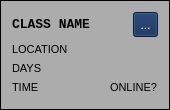
First picture: the form in 370-project/class_info_unit.ui, repository rochanehurst/CS370-Team3, before the edit.
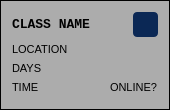
Second picture: the form after the edit.

The edit to the form file:
```diff
--- a/370-project/class_info_unit.ui
+++ b/370-project/class_info_unit.ui
@@ -40,9 +40,9 @@
      <colorrole role="Dark">
       <brush brushstyle="SolidPattern">
        <color alpha="255">
-        <red>111</red>
-        <green>111</green>
-        <blue>111</blue>
+        <red>170</red>
+        <green>255</green>
+        <blue>0</blue>
        </color>
       </brush>
      </colorrole>
@@ -67,8 +67,8 @@
      <colorrole role="BrightText">
       <brush brushstyle="SolidPattern">
        <color alpha="255">
-        <red>255</red>
-        <green>0</green>
+        <red>170</red>
+        <green>255</green>
         <blue>0</blue>
        </color>
       </brush>
@@ -195,9 +195,9 @@
      <colorrole role="Dark">
       <brush brushstyle="SolidPattern">
        <color alpha="255">
-        <red>111</red>
-        <green>111</green>
-        <blue>111</blue>
+        <red>170</red>
+        <green>255</green>
+        <blue>0</blue>
        </color>
       </brush>
      </colorrole>
@@ -222,8 +222,8 @@
      <colorrole role="BrightText">
       <brush brushstyle="SolidPattern">
        <color alpha="255">
-        <red>255</red>
-        <green>0</green>
+        <red>170</red>
+        <green>255</green>
         <blue>0</blue>
        </color>
       </brush>
@@ -332,9 +332,9 @@
      <colorrole role="WindowText">
       <brush brushstyle="SolidPattern">
        <color alpha="255">
-        <red>111</red>
-        <green>111</green>
-        <blue>111</blue>
+        <red>170</red>
+        <green>255</green>
+        <blue>0</blue>
        </color>
       </brush>
      </colorrole>
@@ -359,9 +359,9 @@
      <colorrole role="Dark">
       <brush brushstyle="SolidPattern">
        <color alpha="255">
-        <red>111</red>
-        <green>111</green>
-        <blue>111</blue>
+        <red>170</red>
+        <green>255</green>
+        <blue>0</blue>
        </color>
       </brush>
      </colorrole>
@@ -377,17 +377,17 @@
      <colorrole role="Text">
       <brush brushstyle="SolidPattern">
        <color alpha="255">
-        <red>111</red>
-        <green>111</green>
-        <blue>111</blue>
+        <red>170</red>
+        <green>255</green>
+        <blue>0</blue>
        </color>
       </brush>
      </colorrole>
      <colorrole role="BrightText">
       <brush brushstyle="SolidPattern">
        <color alpha="255">
-        <red>255</red>
-        <green>0</green>
+        <red>170</red>
+        <green>255</green>
         <blue>0</blue>
        </color>
       </brush>
@@ -395,9 +395,9 @@
      <colorrole role="ButtonText">
       <brush brushstyle="SolidPattern">
        <color alpha="255">
-        <red>111</red>
-        <green>111</green>
-        <blue>111</blue>
+        <red>170</red>
+        <green>255</green>
+        <blue>0</blue>
        </color>
       </brush>
      </colorrole>
@@ -489,18 +489,7 @@
    <string>Frame</string>
   </property>
   <property name="styleSheet">
-   <string notr="true">QFrame:hover {
-    background-color: rgb(150, 150, 150); /* medium gray (hover) */
-    color: black;
-	border: 1px solid black;
-	border-radius: 4px;
-}
-
-QLabel:hover{
-	color: black;
-	border: none;
-}
-</string>
+   <string notr="true"/>
   </property>
   <property name="frameShape">
    <enum>QFrame::Shape::Panel</enum>
@@ -618,228 +607,46 @@
        <height>25</height>
       </size>
      </property>
-     <property name="palette">
-      <palette>
-       <active>
-        <colorrole role="WindowText">
-         <brush brushstyle="SolidPattern">
-          <color alpha="255">
-           <red>255</red>
-           <green>255</green>
-           <blue>255</blue>
-          </color>
-         </brush>
-        </colorrole>
-        <colorrole role="Button">
-         <brush brushstyle="SolidPattern">
-          <color alpha="255">
-           <red>11</red>
-           <green>40</green>
-           <blue>85</blue>
-          </color>
-         </brush>
-        </colorrole>
-        <colorrole role="Text">
-         <brush brushstyle="SolidPattern">
-          <color alpha="255">
-           <red>255</red>
-           <green>255</green>
-           <blue>255</blue>
-          </color>
-         </brush>
-        </colorrole>
-        <colorrole role="ButtonText">
-         <brush brushstyle="SolidPattern">
-          <color alpha="255">
-           <red>255</red>
-           <green>255</green>
-           <blue>255</blue>
-          </color>
-         </brush>
-        </colorrole>
-        <colorrole role="Base">
-         <brush brushstyle="SolidPattern">
-          <color alpha="255">
-           <red>11</red>
-           <green>40</green>
-           <blue>85</blue>
-          </color>
-         </brush>
-        </colorrole>
-        <colorrole role="Window">
-         <brush brushstyle="SolidPattern">
-          <color alpha="255">
-           <red>11</red>
-           <green>40</green>
-           <blue>85</blue>
-          </color>
-         </brush>
-        </colorrole>
-        <colorrole role="PlaceholderText">
-         <brush brushstyle="SolidPattern">
-          <color alpha="128">
-           <red>255</red>
-           <green>255</green>
-           <blue>255</blue>
-          </color>
-         </brush>
-        </colorrole>
-       </active>
-       <inactive>
-        <colorrole role="WindowText">
-         <brush brushstyle="SolidPattern">
-          <color alpha="255">
-           <red>255</red>
-           <green>255</green>
-           <blue>255</blue>
-          </color>
-         </brush>
-        </colorrole>
-        <colorrole role="Button">
-         <brush brushstyle="SolidPattern">
-          <color alpha="255">
-           <red>11</red>
-           <green>40</green>
-           <blue>85</blue>
-          </color>
-         </brush>
-        </colorrole>
-        <colorrole role="Text">
-         <brush brushstyle="SolidPattern">
-          <color alpha="255">
-           <red>255</red>
-           <green>255</green>
-           <blue>255</blue>
-          </color>
-         </brush>
-        </colorrole>
-        <colorrole role="ButtonText">
-         <brush brushstyle="SolidPattern">
-          <color alpha="255">
-           <red>255</red>
-           <green>255</green>
-           <blue>255</blue>
-          </color>
-         </brush>
-        </colorrole>
-        <colorrole role="Base">
-         <brush brushstyle="SolidPattern">
-          <color alpha="255">
-           <red>11</red>
-           <green>40</green>
-           <blue>85</blue>
-          </color>
-         </brush>
-        </colorrole>
-        <colorrole role="Window">
-         <brush brushstyle="SolidPattern">
-          <color alpha="255">
-           <red>11</red>
-           <green>40</green>
-           <blue>85</blue>
-          </color>
-         </brush>
-        </colorrole>
-        <colorrole role="PlaceholderText">
-         <brush brushstyle="SolidPattern">
-          <color alpha="128">
-           <red>255</red>
-           <green>255</green>
-           <blue>255</blue>
-          </color>
-         </brush>
-        </colorrole>
-       </inactive>
-       <disabled>
-        <colorrole role="WindowText">
-         <brush brushstyle="SolidPattern">
-          <color alpha="255">
-           <red>255</red>
-           <green>255</green>
-           <blue>255</blue>
-          </color>
-         </brush>
-        </colorrole>
-        <colorrole role="Button">
-         <brush brushstyle="SolidPattern">
-          <color alpha="255">
-           <red>11</red>
-           <green>40</green>
-           <blue>85</blue>
-          </color>
-         </brush>
-        </colorrole>
-        <colorrole role="Text">
-         <brush brushstyle="SolidPattern">
-          <color alpha="255">
-           <red>255</red>
-           <green>255</green>
-           <blue>255</blue>
-          </color>
-         </brush>
-        </colorrole>
-        <colorrole role="ButtonText">
-         <brush brushstyle="SolidPattern">
-          <color alpha="255">
-           <red>255</red>
-           <green>255</green>
-           <blue>255</blue>
-          </color>
-         </brush>
-        </colorrole>
-        <colorrole role="Base">
-         <brush brushstyle="SolidPattern">
-          <color alpha="255">
-           <red>11</red>
-           <green>40</green>
-           <blue>85</blue>
-          </color>
-         </brush>
-        </colorrole>
-        <colorrole role="Window">
-         <brush brushstyle="SolidPattern">
-          <color alpha="255">
-           <red>11</red>
-           <green>40</green>
-           <blue>85</blue>
-          </color>
-         </brush>
-        </colorrole>
-        <colorrole role="PlaceholderText">
-         <brush brushstyle="SolidPattern">
-          <color alpha="128">
-           <red>255</red>
-           <green>255</green>
-           <blue>255</blue>
-          </color>
-         </brush>
-        </colorrole>
-       </disabled>
-      </palette>
-     </property>
      <property name="styleSheet">
       <string notr="true">QToolButton {
 	background-color: rgb(11, 40, 85);
 	color: white;
+	border: none;
+	border-radius: 4px;
+	padding: 4px 8px;
+	background-clip: padding;
 }
 
-QToolButton:hover {
-	background-color: rgb(5, 20, 40);
-	color: white;
-}
-
-QToolButton::menu-indicator{
+QToolButton::menu-indicator {
 	image: none;
+}
+
+QToolButton:hover {
+    background-color: rgb(180, 180, 180); /* medium gray (hover) */
+    color: black;
+}
+
+QToolButton:pressed {
+    background-color: rgb(225, 225, 225); 
+    color: black !important;
+    border: 1px solid rgb(11, 40, 85);    /* dark blue border */
+	outline:  none
 }</string>
      </property>
      <property name="text">
       <string>...</string>
      </property>
+     <property name="iconSize">
+      <size>
+       <width>0</width>
+       <height>0</height>
+      </size>
+     </property>
      <property name="popupMode">
       <enum>QToolButton::ToolButtonPopupMode::InstantPopup</enum>
      </property>
      <property name="toolButtonStyle">
-      <enum>Qt::ToolButtonStyle::ToolButtonTextBesideIcon</enum>
+      <enum>Qt::ToolButtonStyle::ToolButtonTextOnly</enum>
      </property>
      <property name="arrowType">
       <enum>Qt::ArrowType::NoArrow</enum>
```
